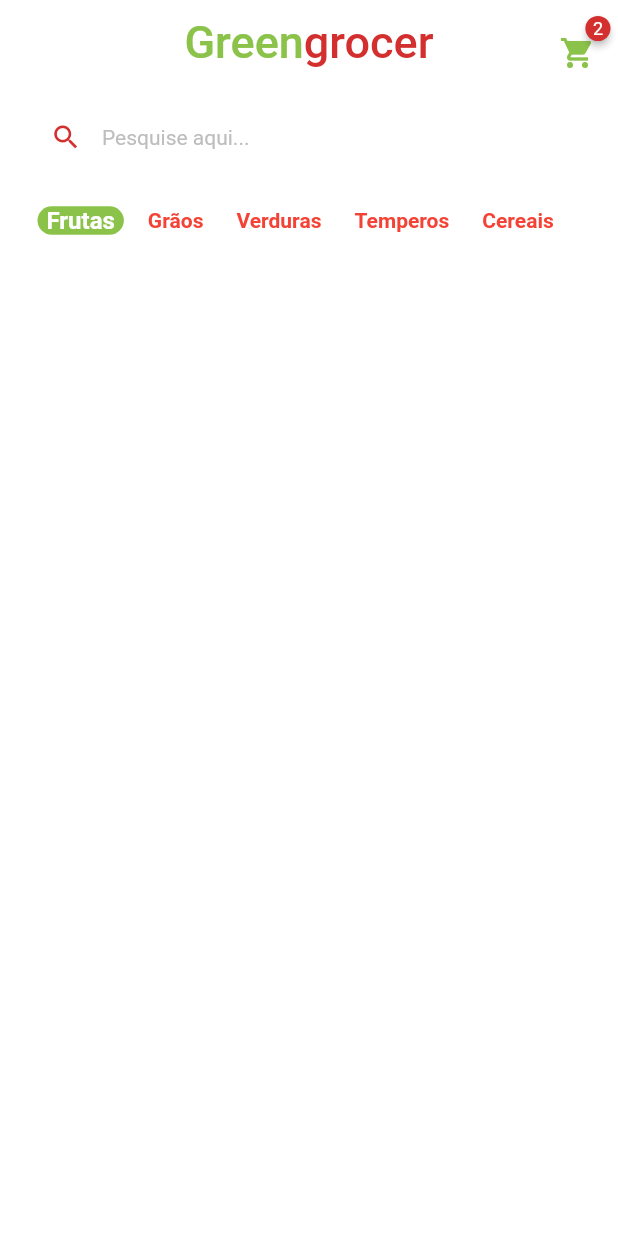
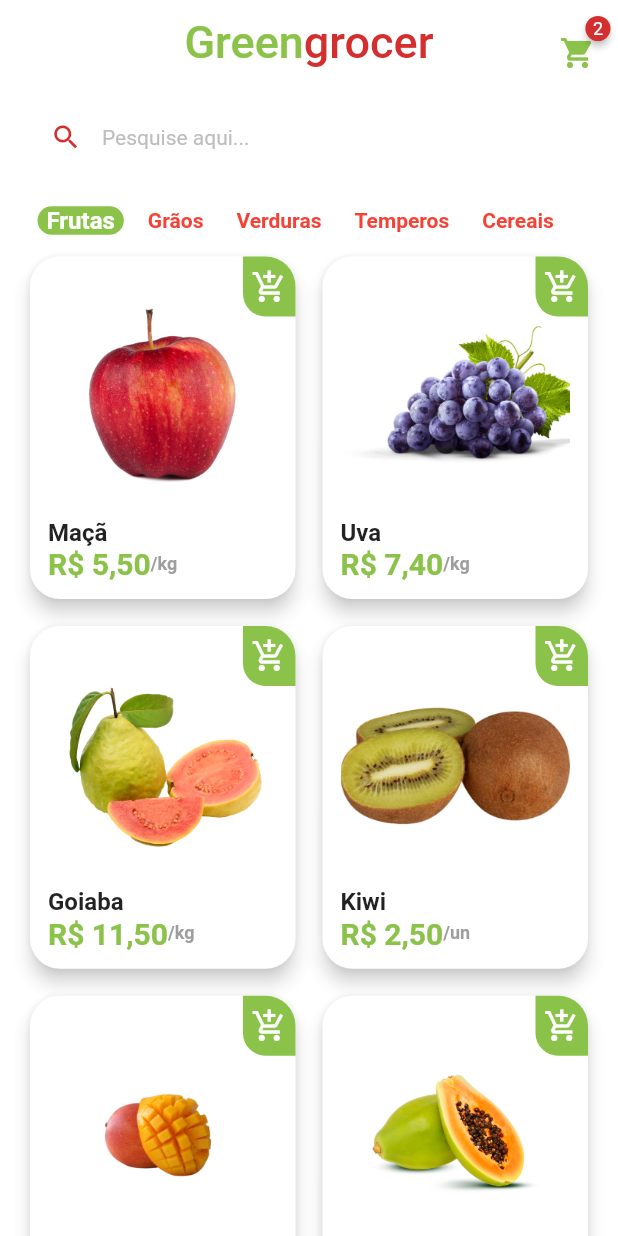
Before and after one commit to felipemrdl/app-flutter, a Flutter app: the HomeTab screen opened directly, on a phone screen of 412 x 824 dp. Run offline on Flutter 3.47's test engine with Material 2 defaults, Android fonts, the phone set to English and light mode, and no system bars; drawn by our look-alikes of badges; our stand-ins replace animated_text_kit, mask_text_input_formatter.

Commit message:
configs + grid + exibição

```diff
--- a/flutter_application_1/lib/main.dart
+++ b/flutter_application_1/lib/main.dart
@@ -1,5 +1,5 @@
 import 'package:flutter/material.dart';
-import 'package:flutter_application_1/src/auth/sign_in_screen.dart';
+import 'package:flutter_application_1/src/pages/auth/sign_in_screen.dart';
 
 void main() {
   runApp(const MyApp());
--- /dev/null
+++ b/flutter_application_1/lib/src/config/app_data.dart
@@ -0,0 +1,66 @@
+import 'package:flutter_application_1/src/models/item_model.dart';
+
+ItemModel maca = ItemModel(
+  nome: 'Maçã',
+  descricao: 'Maçã',
+  preco: 5.5,
+  unidadeMedida: 'kg',
+  imagem: 'assets/imgs/frutas/apple.png'
+);
+
+ItemModel uva = ItemModel(
+  nome: 'Uva',
+  descricao: 'Uva',
+  preco: 7.4,
+  unidadeMedida: 'kg',
+  imagem: 'assets/imgs/frutas/grape.png'
+);
+
+ItemModel goiaba = ItemModel(
+  nome: 'Goiaba',
+  descricao: 'Goiaba',
+  preco: 11.5,
+  unidadeMedida: 'kg',
+  imagem: 'assets/imgs/frutas/guava.png'
+);
+
+ItemModel kiwi = ItemModel(
+  nome: 'Kiwi',
+  descricao: 'Kiwi',
+  preco: 2.5,
+  unidadeMedida: 'un',
+  imagem: 'assets/imgs/frutas/kiwi.png'
+);
+
+ItemModel manga = ItemModel(
+  nome: 'Manga',
+  descricao: 'Manga',
+  preco: 2.5,
+  unidadeMedida: 'un',
+  imagem: 'assets/imgs/frutas/mango.png'
+);
+
+ItemModel mamao = ItemModel(
+  nome: 'Mamão',
+  descricao: 'Mamão',
+  preco: 8,
+  unidadeMedida: 'kg',
+  imagem: 'assets/imgs/frutas/papaya.png'
+);
+
+List<ItemModel> items = [
+  maca,
+  uva,
+  goiaba,
+  kiwi,
+  manga,
+  mamao,
+];
+
+List<String> categorias = [
+  'Frutas',
+  'Grãos',
+  'Verduras',
+  'Temperos',
+  'Cereais',
+];
--- /dev/null
+++ b/flutter_application_1/lib/src/models/item_model.dart
@@ -0,0 +1,17 @@
+class ItemModel{
+
+  String nome;
+  String imagem;
+  String unidadeMedida;
+  double preco;
+  String descricao;
+
+
+  ItemModel({
+    required this.nome,
+    required this.imagem,
+    required this.preco,
+    required this.unidadeMedida,
+    required this.descricao,
+  });
+}
--- a/flutter_application_1/lib/src/auth/components/nome_app.dart
+++ b/flutter_application_1/lib/src/pages/auth/components/nome_app.dart
@@ -1,6 +1,4 @@
 import 'package:flutter/material.dart';
-
-import '../../config/custom_colors.dart';
 
 class NomeApp extends StatelessWidget {
   final Color? greenTitleColor;
--- a/flutter_application_1/lib/src/auth/sign_in_screen.dart
+++ b/flutter_application_1/lib/src/pages/auth/sign_in_screen.dart
@@ -1,10 +1,10 @@
 import 'package:flutter/material.dart';
-import 'package:flutter_application_1/src/auth/components/input_textfield.dart';
 import 'package:animated_text_kit/animated_text_kit.dart';
-import 'package:flutter_application_1/src/auth/sign_up_screen.dart';
+import 'package:flutter_application_1/src/pages/auth/sign_up_screen.dart';
 
+import '../../config/custom_colors.dart';
 import '../base/base_screen.dart';
-import '../config/custom_colors.dart';
+import 'components/input_textfield.dart';
 import 'components/nome_app.dart';
 
 class SignInScreen extends StatelessWidget {
--- a/flutter_application_1/lib/src/auth/sign_up_screen.dart
+++ b/flutter_application_1/lib/src/pages/auth/sign_up_screen.dart
@@ -1,7 +1,7 @@
 import 'package:flutter/material.dart';
 import 'package:mask_text_input_formatter/mask_text_input_formatter.dart';
 
-import '../config/custom_colors.dart';
+import '../../config/custom_colors.dart';
 import 'components/input_textfield.dart';
 
 class SignUpScreen extends StatelessWidget {
--- a/flutter_application_1/lib/src/home/components/categorias.dart
+++ b/flutter_application_1/lib/src/pages/home/components/categorias.dart
@@ -1,6 +1,7 @@
 import 'package:flutter/material.dart';
 
-import '../../config/custom_colors.dart';
+import '../../../config/custom_colors.dart';
+
 
 class Categorias extends StatelessWidget {
   Categorias({
--- /dev/null
+++ b/flutter_application_1/lib/src/pages/home/components/item_tile.dart
@@ -0,0 +1,88 @@
+import 'package:flutter/material.dart';
+import 'package:flutter_application_1/src/config/custom_colors.dart';
+import 'package:flutter_application_1/src/models/item_model.dart';
+import 'package:flutter_application_1/src/services/utils_services.dart';
+
+class ItemTile extends StatelessWidget {
+  ItemTile({
+    super.key,
+    required this.item,
+  });
+
+  final ItemModel item;
+
+  final UtilsServices _utilsServices = UtilsServices();
+
+  @override
+  Widget build(BuildContext context) {
+    return Stack(
+      children: [
+        Card(
+          elevation: 5,
+          shadowColor: Colors.grey.shade300,
+          shape: RoundedRectangleBorder(
+            borderRadius: BorderRadius.circular(20),
+          ),
+          child: Padding(
+            padding: const EdgeInsets.all(12),
+            child: Column(
+              crossAxisAlignment: CrossAxisAlignment.stretch,
+              children: [
+                Expanded(
+                  child: Image.asset(item.imagem),
+                ),
+                Text(
+                  item.nome,
+                  style: const TextStyle(
+                    fontSize: 16,
+                    fontWeight: FontWeight.bold,
+                  ),
+                ),
+                Row(
+                  children: [
+                    Text(
+                      _utilsServices.textToCurrency(item.preco),
+                      style: TextStyle(
+                          fontWeight: FontWeight.bold,
+                          fontSize: 20,
+                          color: CustomColors.customSwatchColor),
+                    ),
+                    Text(
+                      '/${item.unidadeMedida}',
+                      style: TextStyle(
+                        color: Colors.grey.shade500,
+                        fontWeight: FontWeight.bold,
+                        fontSize: 12,
+                      ),
+                    )
+                  ],
+                )
+              ],
+            ),
+          ),
+        ),
+        Positioned(
+          top: 4,
+          right: 4,
+          child: GestureDetector(
+            onTap: () {
+
+            },
+            child: Container(
+              height: 40,
+              width: 35,
+              decoration: BoxDecoration(
+                  color: CustomColors.customSwatchColor,
+                  borderRadius: const BorderRadius.only(
+                    bottomLeft: Radius.circular(15),
+                    topRight: Radius.circular(20),
+                  )),
+              child: const Icon(Icons.add_shopping_cart_outlined,
+                  color: Colors.white),
+            ),
+          ),
+        )
+      ],
+    );
+  }
+}
--- a/flutter_application_1/lib/src/home/home_tab.dart
+++ b/flutter_application_1/lib/src/pages/home/home_tab.dart
@@ -1,7 +1,9 @@
 import 'package:flutter/material.dart';
 import 'package:badges/badges.dart' as badges;
-import '../config/custom_colors.dart';
+import '../../config/app_data.dart' as mock;
+import '../../config/custom_colors.dart';
 import 'components/categorias.dart';
+import 'components/item_tile.dart';
 
 class HomeTab extends StatefulWidget {
   HomeTab({super.key});
@@ -11,14 +13,6 @@ class HomeTab extends StatefulWidget {
 }
 
 class _HomeTabState extends State<HomeTab> {
-  List<String> categorias = [
-    'Frutas',
-    'Grãos',
-    'Verduras',
-    'Temperos',
-    'Cereais'
-  ];
-
   String categoriaSelecionada = 'Frutas';
 
   @override
@@ -99,7 +93,6 @@ class _HomeTabState extends State<HomeTab> {
                       ))),
             ),
           ),
-
           Container(
             padding: const EdgeInsets.only(left: 25),
             height: 40,
@@ -109,15 +102,33 @@ class _HomeTabState extends State<HomeTab> {
                 return Categorias(
                   onPressed: () {
                     setState(() {
-                      categoriaSelecionada = categorias[index];
+                      categoriaSelecionada = mock.categorias[index];
                     });
                   },
-                  categoria: categorias[index],
-                  isSelected: categorias[index] == categoriaSelecionada,
+                  categoria: mock.categorias[index],
+                  isSelected: mock.categorias[index] == categoriaSelecionada,
                 );
               },
-              separatorBuilder:(_, index) => const SizedBox(width: 10 ),
-              itemCount: categorias.length,
+              separatorBuilder: (_, index) => const SizedBox(width: 10),
+              itemCount: mock.categorias.length,
+            ),
+          ),
+          Expanded(
+            child: GridView.builder(
+              padding: const EdgeInsets.fromLTRB(16, 0, 16, 16),
+              physics: const BouncingScrollPhysics(),
+              gridDelegate: const SliverGridDelegateWithFixedCrossAxisCount(
+                crossAxisCount: 2,
+                mainAxisSpacing: 10,
+                crossAxisSpacing: 10,
+                childAspectRatio: 9 / 11.5
+              ),
+              itemCount: mock.items.length,
+              itemBuilder: (_, index) {
+                return ItemTile(
+                  item: mock.items[index]
+                );
+              },
             ),
           ),
         ],
--- /dev/null
+++ b/flutter_application_1/lib/src/services/utils_services.dart
@@ -0,0 +1,9 @@
+import 'package:intl/intl.dart';
+class UtilsServices{
+
+  String textToCurrency(double price) {
+    NumberFormat numberFormat = NumberFormat.simpleCurrency( locale: 'pt_BR' );
+    return numberFormat.format(price);
+  }
+
+}
--- a/flutter_application_1/pubspec.yaml
+++ b/flutter_application_1/pubspec.yaml
@@ -31,6 +31,7 @@ dependencies:
   animated_text_kit: ^4.2.2
   mask_text_input_formatter: ^2.0.0
   badges: ^3.0.2
+  intl: ^0.18.0
   flutter:
     sdk: flutter
 
@@ -62,8 +63,8 @@ flutter:
   uses-material-design: true
 
   # To add assets to your application, add an assets section, like this:
-  # assets:
-  #   - images/a_dot_burr.jpeg
+  assets:
+    - assets/imgs/frutas/
   #   - images/a_dot_ham.jpeg
 
   # An image asset can refer to one or more resolution-specific "variants", see
```
Also changed, not shown: flutter_application_1/assets/imgs/frutas/apple.png (added), flutter_application_1/assets/imgs/frutas/grape.png (added), flutter_application_1/assets/imgs/frutas/guava.png (added), flutter_application_1/assets/imgs/frutas/kiwi.png (added), flutter_application_1/assets/imgs/frutas/mango.png (added), flutter_application_1/assets/imgs/frutas/papaya.png (added), flutter_application_1/lib/src/pages/auth/components/input_textfield.dart (renamed from flutter_application_1/lib/src/auth/components/input_textfield.dart), flutter_application_1/lib/src/pages/base/base_screen.dart (renamed from flutter_application_1/lib/src/base/base_screen.dart), flutter_application_1/pubspec.lock.
